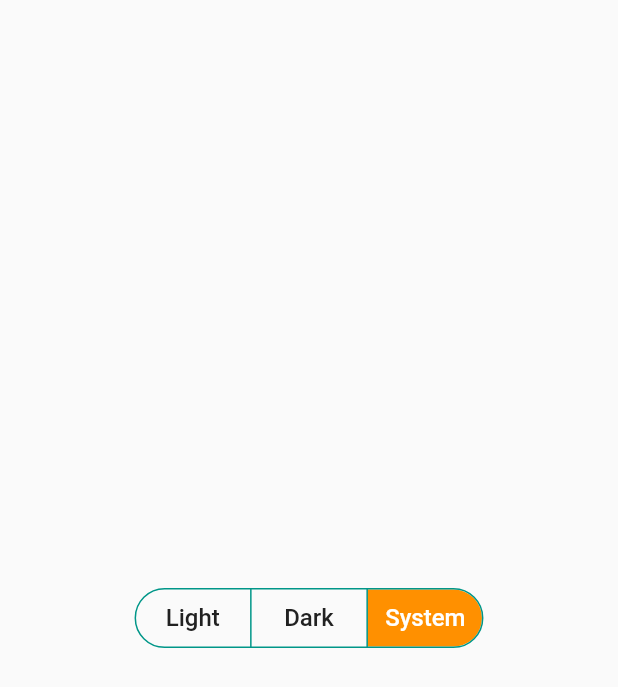
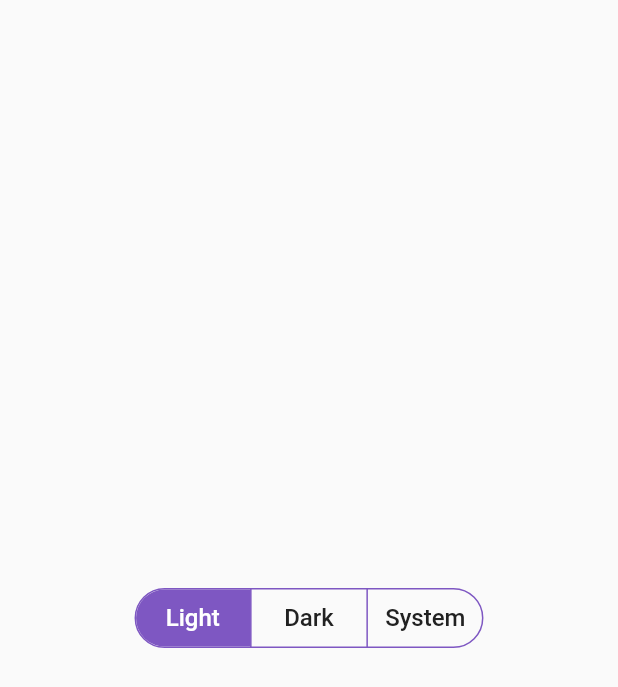
Before and after one commit to AliRaouf/TrackMe-Updated, a Flutter app: the screen it shows after launch, after a tap on "Get Started", after a tap on "Light", on a phone screen of 412 x 824 dp. Shown: the top 687 px of the screen. Run offline on Flutter 3.47's test engine with Material 3 defaults, Android fonts, the phone set to English and light mode, and no system bars; our stand-ins replace bloc, dartz, dio, equatable, flutter_bloc, flutter_svg and 3 more.

Commit message:
Successfully added Theme Changing

```diff
--- a/lib/core/styles.dart
+++ b/lib/core/styles.dart
@@ -3,23 +3,43 @@
 
 abstract class TextStyles {
   static final title32Dark = GoogleFonts.roboto(
-      fontSize: 32, color: Color(0xffFFFFFF), fontWeight: FontWeight.w600);
+      fontSize: 32,
+      color: const Color(0xffFFFFFF),
+      fontWeight: FontWeight.w600);
   static final title22Dark = GoogleFonts.roboto(
-      fontSize: 22, color: Color(0xffFFFFFF), fontWeight: FontWeight.w600);
+      fontSize: 22,
+      color: const Color(0xffFFFFFF),
+      fontWeight: FontWeight.w600);
   static final title18Dark = GoogleFonts.roboto(
-      fontSize: 18, color: Color(0xffFFFFFF), fontWeight: FontWeight.w600);
+      fontSize: 18,
+      color: const Color(0xffFFFFFF),
+      fontWeight: FontWeight.w600);
   static final body20Dark = GoogleFonts.roboto(
-      fontSize: 20, color: Color(0xffFFFFFF), fontWeight: FontWeight.w400);
+      fontSize: 20,
+      color: const Color(0xffFFFFFF),
+      fontWeight: FontWeight.w400);
   static final body16Dark = GoogleFonts.roboto(
-      fontSize: 16, color: Color(0xffFFFFFF), fontWeight: FontWeight.w500);
+      fontSize: 16,
+      color: const Color(0xffFFFFFF),
+      fontWeight: FontWeight.w500);
   static final title32Light = GoogleFonts.roboto(
-      fontSize: 32, color: Color(0xff121212), fontWeight: FontWeight.w600);
+      fontSize: 32,
+      color: const Color(0xff121212),
+      fontWeight: FontWeight.w600);
   static final title22Light = GoogleFonts.roboto(
-      fontSize: 22, color: Color(0xff121212), fontWeight: FontWeight.w600);
+      fontSize: 22,
+      color: const Color(0xff121212),
+      fontWeight: FontWeight.w600);
   static final title18Light = GoogleFonts.roboto(
-      fontSize: 18, color: Color(0xff121212), fontWeight: FontWeight.w600);
+      fontSize: 18,
+      color: const Color(0xff121212),
+      fontWeight: FontWeight.w600);
   static final body20Light = GoogleFonts.roboto(
-      fontSize: 20, color: Color(0xff121212), fontWeight: FontWeight.w400);
+      fontSize: 20,
+      color: const Color(0xff121212),
+      fontWeight: FontWeight.w400);
   static final body16Light = GoogleFonts.roboto(
-      fontSize: 16, color: Color(0xff121212), fontWeight: FontWeight.w500);
+      fontSize: 16,
+      color: const Color(0xff121212),
+      fontWeight: FontWeight.w500);
 }
--- a/lib/core/theme/themes.dart
+++ b/lib/core/theme/themes.dart
@@ -7,7 +7,7 @@
   colorScheme: const ColorScheme.light(
     primary: Color(0xFF7E57C2), // Medium Purple
     secondary: Color(0xFFFF4081), // Pink
-    outline: Color(0xFF009688),
+    outline: Color(0xFF212121),
     surface: Color(0xFFFAFAFA), // Very light gray
     onPrimary: Color(0xFFFFFFFF), // Text color on primary
     onSecondary: Color(0xFFFFFFFF), // Text color on secondary
@@ -36,7 +36,7 @@
   colorScheme: const ColorScheme.dark(
     primary: Color(0xFFBB86FC), // Light Purple
     secondary: Color(0xFF03DAC6), // Pink
-    outline: Color(0xFFFF4081), // Pink
+    outline: Color(0xFFFAFAFA), // Pink
     surface: Color(0xFF121212), // Almost Black
     onPrimary: Color(0xFFFFFFFF), // Text color on primary
     onSecondary: Color(0xFFFFFFFF), // Text color on background
@@ -51,7 +51,7 @@
       titleLarge: TextStyles.title32Dark),
   elevatedButtonTheme: ElevatedButtonThemeData(
     style: ElevatedButton.styleFrom(
-        backgroundColor: const Color(0xfffbb86fc)), // Pink
+        backgroundColor: const Color(0xFFbb86fc)), // Pink
   ),
   appBarTheme: const AppBarTheme(
     backgroundColor: Color(0xFFBB86FC), // Light Purple
--- a/lib/features/settings/presentation/views/settings_view.dart
+++ b/lib/features/settings/presentation/views/settings_view.dart
@@ -18,22 +18,33 @@
       body: Center(
         child: BlocBuilder<ThemeCubit, ThemeState>(
           builder: (context, state) {
-            ThemeMode currentThemeMode;
-            if (state is ThemeChange) {
-              currentThemeMode = state.themeData;
-            } else {
-              currentThemeMode = ThemeMode.system;
-            }
+            ThemeMode currentThemeMode = state.themeMode;
             return SegmentedButton(
               emptySelectionAllowed: false,
               showSelectedIcon: false,
               style: ButtonStyle(
-                textStyle: MaterialStatePropertyAll(TextStyles.body16Dark),
-                backgroundColor: MaterialStateProperty.resolveWith((states) {
-                  if (states.contains(MaterialState.selected)) {
-                    return const Color(0xffFF9000);
+                textStyle: WidgetStatePropertyAll(TextStyles.body16Dark),
+                backgroundColor: WidgetStateProperty.resolveWith((states) {
+                  if (states.contains(WidgetState.selected)) {
+                    return Theme.of(context).colorScheme.primary;
                   } else {
-                    return const Color(0xfffafafa);
+                    return Theme.of(context).colorScheme.surface;
+                  }
+                }),
+                foregroundColor: WidgetStateProperty.resolveWith((states) {
+                  if (states.contains(WidgetState.selected)) {
+                    return Theme.of(context).colorScheme.onPrimary;
+                  } else {
+                    return Theme.of(context).colorScheme.onSurface;
+                  }
+                }),
+                side: WidgetStateProperty.resolveWith((states) {
+                  if (states.contains(WidgetState.selected)) {
+                    return BorderSide(
+                        color: Theme.of(context).colorScheme.primary);
+                  } else {
+                    return BorderSide(
+                        color: Theme.of(context).colorScheme.outline);
                   }
                 }),
               ),
@@ -43,8 +54,8 @@
                 ButtonSegment(value: ThemeMode.system, label: Text('System')),
               ],
               selected: <ThemeMode>{currentThemeMode},
-              onSelectionChanged: (Set newSelection) async {
-                await cubit.changeTheme(themeMode: newSelection.first);
+              onSelectionChanged: (newSelection) async {
+                cubit.changeTheme(themeMode: newSelection.first);
                 setState(() {});
               },
             );
--- a/lib/features/theme/data/bloc/theme/theme_cubit.dart
+++ b/lib/features/theme/data/bloc/theme/theme_cubit.dart
@@ -1,27 +1,26 @@
 import 'package:bloc/bloc.dart';
 import 'package:flutter/material.dart';
 import 'package:flutter_bloc/flutter_bloc.dart';
-import 'package:equatable/equatable.dart';
+
 import 'package:shared_preferences/shared_preferences.dart';
 
 part 'theme_state.dart';
 
 class ThemeCubit extends Cubit<ThemeState> {
-  ThemeCubit() : super(ThemeInitial());
+  ThemeCubit() : super(ThemeState(themeMode: loadThemeMode())) {}
   static ThemeCubit get(context) => BlocProvider.of(context);
-  Future<void> setInitialTheme() async {
-    final prefs = await SharedPreferences.getInstance();
-    final themeModeString = prefs.getString('themeMode') ?? 'system';
-    emit(ThemeChange(themeData: themeModeFromString(themeModeString)));
+  static SharedPreferences? _prefs;
+  static ThemeMode loadThemeMode() {
+    final themeModeString = _prefs?.getString('themeMode') ?? 'system';
+    return themeModeFromString(themeModeString);
   }
 
-  Future<void> changeTheme({required ThemeMode themeMode}) async {
-    final prefs = await SharedPreferences.getInstance();
-    await prefs.setString('themeMode', themeModeToString(themeMode));
-    emit(ThemeChange(themeData: themeMode));
+  void changeTheme({required ThemeMode themeMode}) {
+    _prefs?.setString('themeMode', themeModeToString(themeMode));
+    emit(ThemeState(themeMode: themeMode));
   }
 
-  ThemeMode themeModeFromString(String themeModeString) {
+  static ThemeMode themeModeFromString(String themeModeString) {
     switch (themeModeString) {
       case 'light':
         return ThemeMode.light;
@@ -44,4 +43,8 @@
         return 'system';
     }
   }
+
+  static Future<void> init() async {
+    _prefs = await SharedPreferences.getInstance();
+  }
 }
--- a/lib/features/theme/data/bloc/theme/theme_state.dart
+++ b/lib/features/theme/data/bloc/theme/theme_state.dart
@@ -1,16 +1,7 @@
 part of 'theme_cubit.dart';
 
-sealed class ThemeState extends Equatable {
-  const ThemeState();
+class ThemeState {
+  final ThemeMode themeMode;
 
-  @override
-  List<Object> get props => [];
+  ThemeState({required this.themeMode});
 }
-
-final class ThemeInitial extends ThemeState {}
-
-final class ThemeChange extends ThemeState {
-  final ThemeMode themeData;
-
-  const ThemeChange({required this.themeData});
-}
--- a/lib/main.dart
+++ b/lib/main.dart
@@ -4,7 +4,9 @@
 import 'package:track_me_updated/core/theme/themes.dart';
 import 'package:track_me_updated/features/theme/data/bloc/theme/theme_cubit.dart';
 
-void main() {
+void main() async {
+  WidgetsFlutterBinding.ensureInitialized();
+  await ThemeCubit.init();
   runApp(const MyApp());
 }
 
@@ -14,26 +16,17 @@
   @override
   Widget build(BuildContext context) {
     return MultiBlocProvider(
-      providers: [
-        BlocProvider(create: (context) => ThemeCubit()..setInitialTheme())
-      ],
-      child: BlocConsumer<ThemeCubit, ThemeState>(
+      providers: [BlocProvider(create: (context) => ThemeCubit())],
+      child: BlocBuilder<ThemeCubit, ThemeState>(
         builder: (context, state) {
-          ThemeMode themeMode;
-          if (state is ThemeChange) {
-            themeMode = state.themeData;
-          } else {
-            themeMode = ThemeMode.system;
-          }
           return MaterialApp.router(
             routerConfig: AppRouter.router,
             theme: lightTheme,
             darkTheme: darkTheme,
-            themeMode: themeMode,
+            themeMode: state.themeMode,
             debugShowCheckedModeBanner: false,
           );
         },
-        listener: (BuildContext context, ThemeState state) {},
       ),
     );
   }
```
